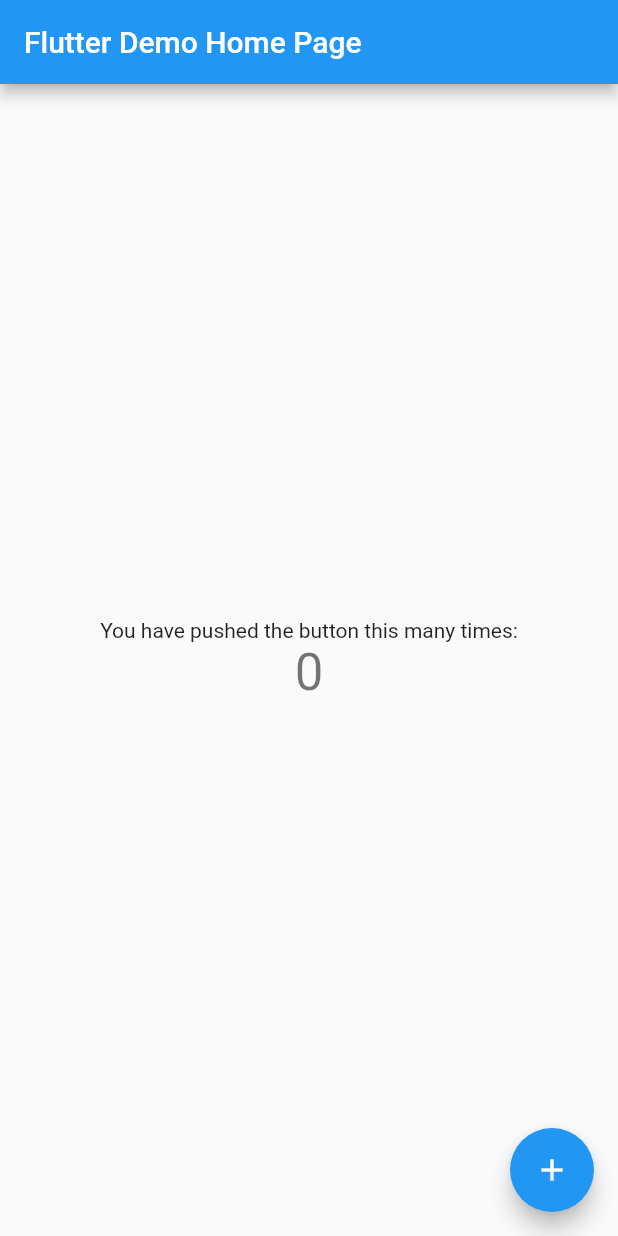
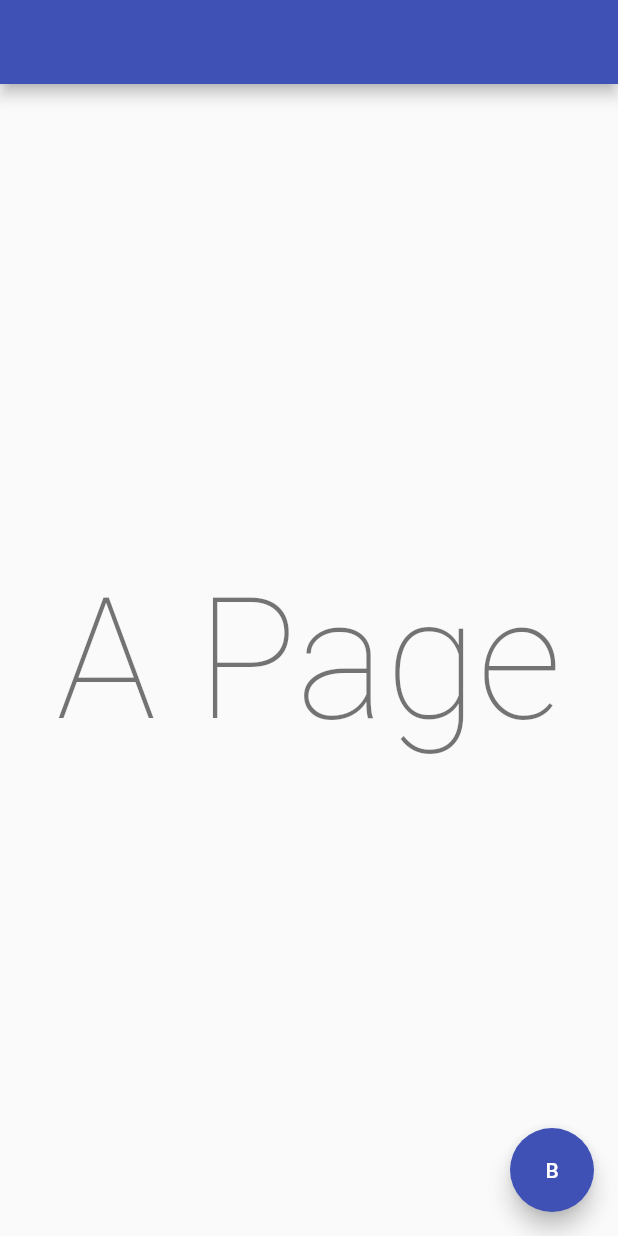
Before and after one commit to Javillionaire/flutter_application_1, a Flutter app: the screen it shows after launch, on a phone screen of 412 x 824 dp. Run offline on Flutter 3.47's test engine with Material 2 defaults, Android fonts, the phone set to English and light mode, and no system bars.

Commit message:
ABC pages added

```diff
--- a/lib/main.dart
+++ b/lib/main.dart
@@ -1,67 +1,19 @@
 import 'package:flutter/material.dart';
+import 'package:flutter_application_1/pages/A/page_a.dart';
 
 void main() {
   runApp(const MyApp());
 }
 
 class MyApp extends StatelessWidget {
-  const MyApp({Key? key}) : super(key: key);
+  const MyApp({super.key});
 
   @override
   Widget build(BuildContext context) {
     return MaterialApp(
       title: 'Flutter Demo',
-      theme: ThemeData(
-        primarySwatch: Colors.blue,
-      ),
-      home: const MyHomePage(title: 'Flutter Demo Home Page'),
+      theme: ThemeData(primarySwatch: Colors.indigo),
+      home: const APage(),
     );
   }
 }
-
-class MyHomePage extends StatefulWidget {
-  const MyHomePage({Key? key, required this.title}) : super(key: key);
-
-  final String title;
-
-  @override
-  State<MyHomePage> createState() => _MyHomePageState();
-}
-
-class _MyHomePageState extends State<MyHomePage> {
-  int _counter = 0;
-
-  void _incrementCounter() {
-    setState(() {
-      _counter++;
-    });
-  }
-
-  @override
-  Widget build(BuildContext context) {
-    return Scaffold(
-      appBar: AppBar(
-        title: Text(widget.title),
-      ),
-      body: Center(
-        child: Column(
-          mainAxisAlignment: MainAxisAlignment.center,
-          children: <Widget>[
-            const Text(
-              'You have pushed the button this many times:',
-            ),
-            Text(
-              '$_counter',
-              style: Theme.of(context).textTheme.headline4,
-            ),
-          ],
-        ),
-      ),
-      floatingActionButton: FloatingActionButton(
-        onPressed: _incrementCounter,
-        tooltip: 'Increment',
-        child: const Icon(Icons.add),
-      ),
-    );
-  }
-}
--- a/lib/pages/A/page_a.dart
+++ b/lib/pages/A/page_a.dart
@@ -0,0 +1,30 @@
+import 'package:flutter/material.dart';
+
+import '../B/page_b.dart';
+
+class APage extends StatefulWidget {
+  const APage({super.key});
+  @override
+  State<APage> createState() => _APageState();
+}
+
+class _APageState extends State<APage> {
+  @override
+  Widget build(BuildContext context) {
+    return Scaffold(
+        appBar: AppBar(),
+        body: Center(
+          child: Text(
+            'A Page',
+            style: Theme.of(context).textTheme.headline1,
+          ),
+        ),
+        floatingActionButton: FloatingActionButton(
+          onPressed: (() {
+            Navigator.push(context,
+                MaterialPageRoute(builder: (context) => const BPage()));
+          }),
+          child: const Text('B'),
+        ));
+  }
+}
```
Also changed, not shown: lib/pages/B/page_b.dart (+30 -0 lines), lib/pages/C/page_c.dart (+22 -0 lines).
